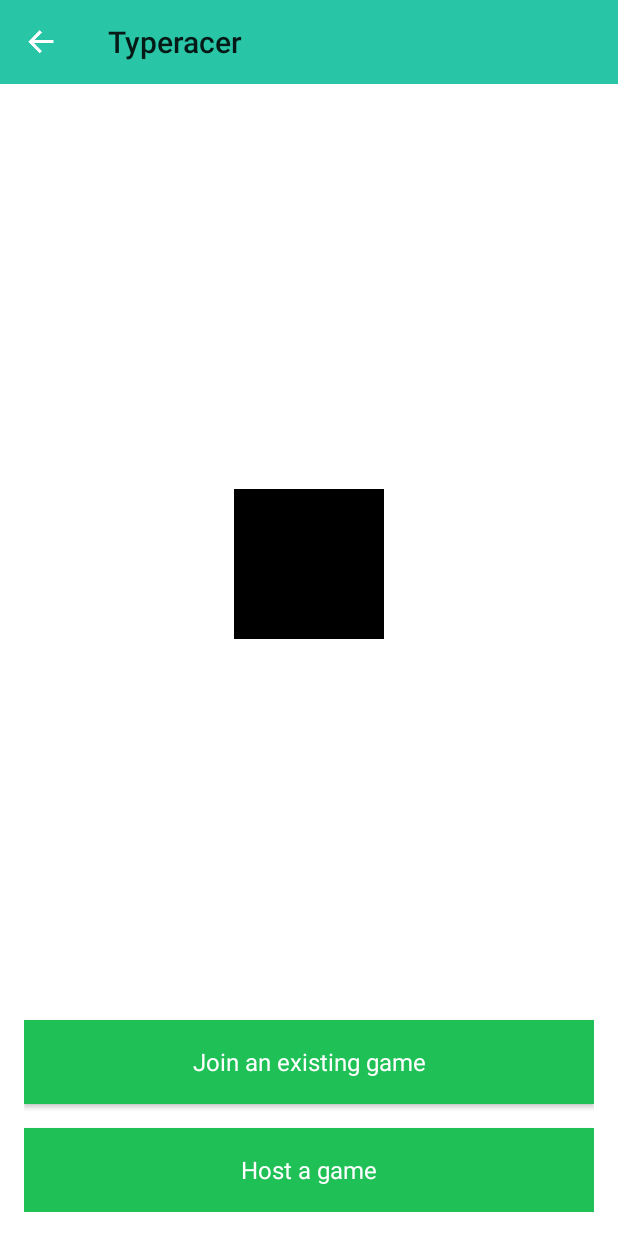
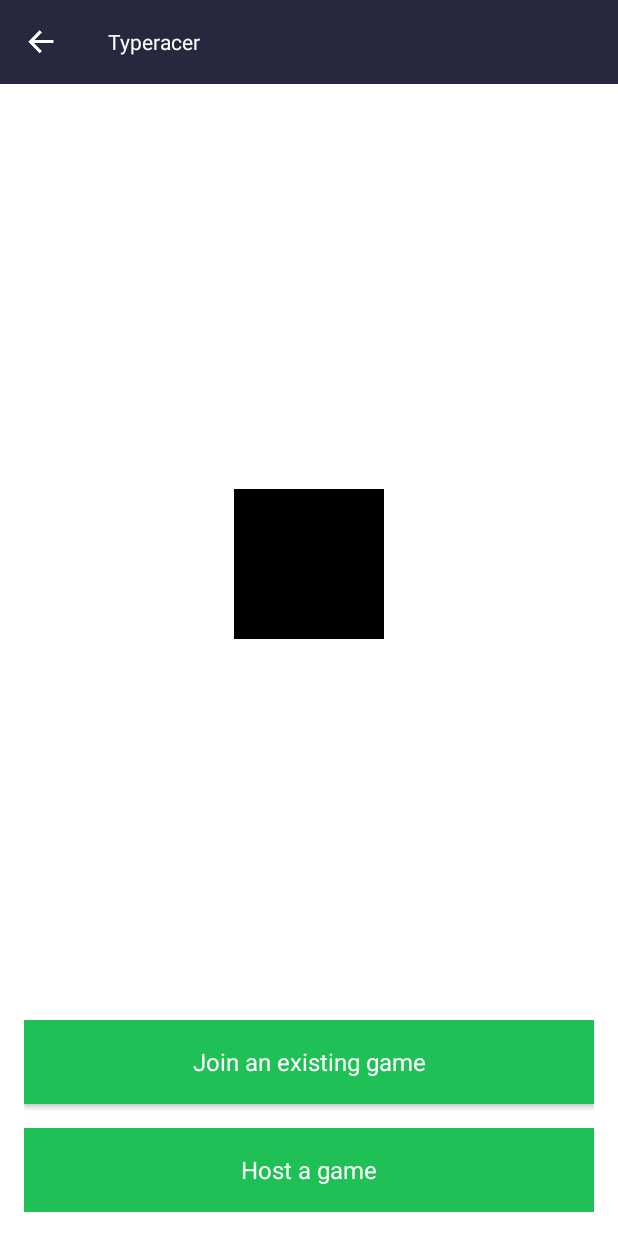
Before and after one commit to ankitjainb27/Fruit, an Android app: the screen it shows after launch (MainActivity), on a phone screen of 412 x 824 dp. Run offline under Robolectric (Android 15) with nearby library versions, the phone set to English and light mode, and no system bars; 2 statements that could not run were skipped.

Commit message:
toolbar fixes and nav enabled

```diff
--- a/app/src/main/java/com/housing/typeracer/MainActivity.java
+++ b/app/src/main/java/com/housing/typeracer/MainActivity.java
@@ -8,6 +8,7 @@
 import android.support.v7.app.AppCompatActivity;
 import android.support.v7.widget.Toolbar;
 import android.util.Log;
+import android.view.MenuItem;
 import android.view.View;
 import android.view.ViewGroup;
 import android.view.WindowManager;
@@ -69,9 +70,18 @@
     private void initToolbar() {
         toolbar = (Toolbar) findViewById(R.id.toolbar_main);
         toolbar.setNavigationIcon(R.drawable.default_nav_icon_back);
+        toolbar.setTitleTextAppearance(this, R.style.toolBarTitleStyle);
         setSupportActionBar(toolbar);
+        getSupportActionBar().setDisplayShowHomeEnabled(true);
     }
 
+    @Override
+    public boolean onOptionsItemSelected(MenuItem menuItem) {
+        if (menuItem.getItemId() == android.R.id.home) {
+            onBackPressed();
+        }
+        return super.onOptionsItemSelected(menuItem);
+    }
 
     private void initLaunchFragment() {
         replaceFragmentInDefaultLayout(LaunchFragment.newInstance());
@@ -298,4 +308,10 @@
             finish();
         }
     }
+
+    public void setToolbarTitle(String title) {
+        toolbar.setTitle(title);
+    }
+
+
 }
--- a/app/src/main/java/com/housing/typeracer/fragments/ChooseHostFragment.java
+++ b/app/src/main/java/com/housing/typeracer/fragments/ChooseHostFragment.java
@@ -41,6 +41,7 @@
     @Override
     public void onActivityCreated(@Nullable Bundle savedInstanceState) {
         super.onActivityCreated(savedInstanceState);
+        ((MainActivity) getActivityReference()).setToolbarTitle("Join a game");
         ((MainActivity) getActivityReference()).startDiscovery();
     }
 
--- a/app/src/main/java/com/housing/typeracer/fragments/LaunchFragment.java
+++ b/app/src/main/java/com/housing/typeracer/fragments/LaunchFragment.java
@@ -29,6 +29,12 @@
     }
 
     @Override
+    public void onActivityCreated(@Nullable Bundle savedInstanceState) {
+        super.onActivityCreated(savedInstanceState);
+        ((MainActivity) getActivityReference()).setToolbarTitle("Type Rush");
+    }
+
+    @Override
     public void onClick(View v) {
         switch (v.getId()) {
             case R.id.host_game_button:
--- a/app/src/main/res/layout/activity_main.xml
+++ b/app/src/main/res/layout/activity_main.xml
@@ -9,7 +9,7 @@
         android:layout_width="match_parent"
         android:layout_height="?android:attr/actionBarSize"
         android:layout_alignParentTop="true"
-        android:background="@color/tealish" />
+        android:background="@color/blue_toolbar" />
 
     <FrameLayout
         android:id="@+id/mainFrameLayout"
--- a/app/src/main/res/values-v21/styles.xml
+++ b/app/src/main/res/values-v21/styles.xml
@@ -14,5 +14,7 @@
 
     </style>
 
-
+    <style name="toolBarTitleStyle">
+        <item name="android:textColor">@color/white</item>
+    </style>
 </resources>
--- a/app/src/main/res/values/colors.xml
+++ b/app/src/main/res/values/colors.xml
@@ -175,5 +175,6 @@
     <item name="darkgreen" type="color">#FF669900</item>
     <item name="darkorange" type="color">#FFFF8800</item>
     <item name="darkred" type="color">#FFCC0000</item>
+    <color name="blue_toolbar">#27273d</color>
 
 </resources>
```
